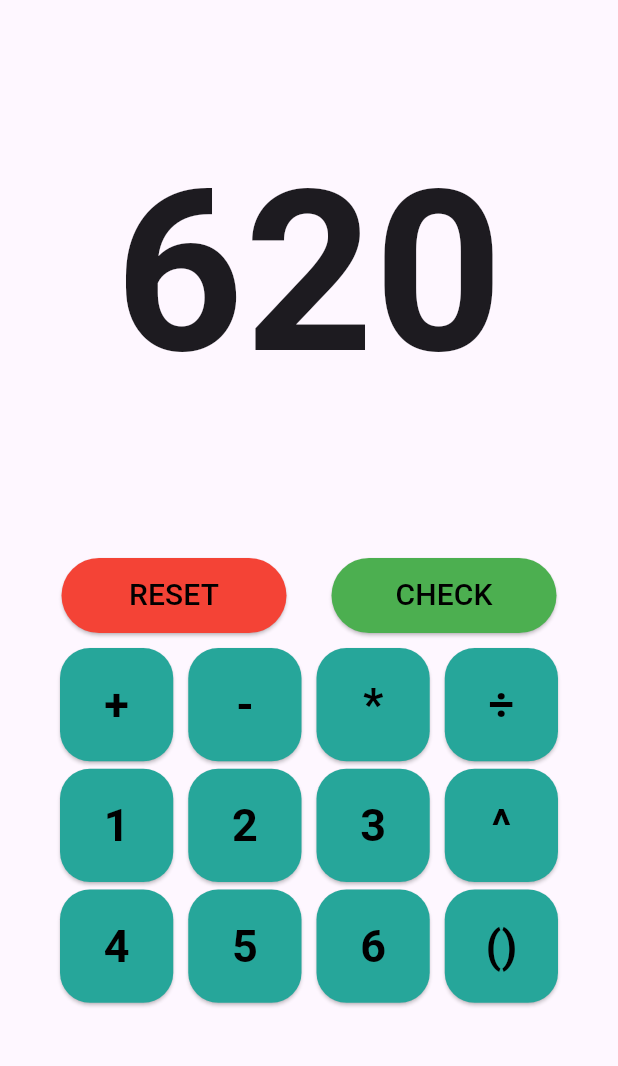
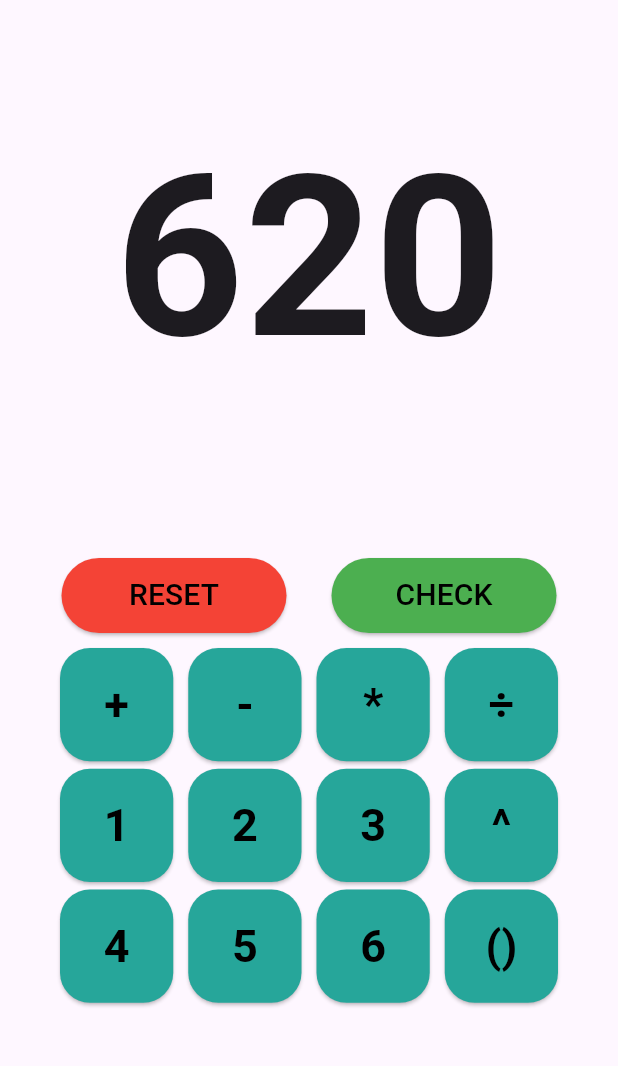
Before and after one commit to kywmania/number_plate_app, a Flutter app: the screen it shows after launch, after a tap on "CHECK", on a phone screen of 412 x 824 dp, the part 63-1129 px from its top. Run offline on Flutter 3.47's test engine with Material 3 defaults, Android fonts, the phone set to English and light mode, and no system bars; missing offline and left inert: expressions.

Commit message:
Fix: 잘못된 수식이면 발생하는 오류 예외처리 완료

```diff
--- a/lib/game_play_page.dart
+++ b/lib/game_play_page.dart
@@ -54,14 +54,10 @@ class _GamePlayPageState extends State<GamePlayPage> {
                       expression.clear();
                     });
                   },
-                  child: Text('RESET',
-                    style: TextStyle(
-                      fontSize: 20
-                    ),
-                  ),
+                  child: Text('RESET', style: TextStyle(fontSize: 20)),
                 ),
               ),
-              SizedBox(width: 30,),
+              SizedBox(width: 30),
               Container(
                 width: 150,
                 height: 50,
@@ -72,23 +68,24 @@ class _GamePlayPageState extends State<GamePlayPage> {
                   ),
                   onPressed: () {
                     String expressionString = expression.join('');
+                    var result = 0;
+                    try{
                     Expression exp = Expression.parse(expressionString);
+
                     final evaluator = const ExpressionEvaluator();
-                    var result = evaluator.eval(exp, {});
-                    if(result == targetNumber){
+                    result = evaluator.eval(exp, {});
+                    }catch(e){0;}
+
+                    if (result == targetNumber) {
                       print('정답');
                     }
                   },
-                  child: Text('CHECK',
-                    style: TextStyle(
-                      fontSize: 20,
-                    ),
-                  ),
+                  child: Text('CHECK', style: TextStyle(fontSize: 20)),
                 ),
               ),
             ],
           ),
-          SizedBox(height: 10,),
+          SizedBox(height: 10),
           keyPads(),
         ],
       ),
@@ -97,8 +94,7 @@ class _GamePlayPageState extends State<GamePlayPage> {
 
   Widget numberPlate() {
     return Container(
-      margin: EdgeInsets.all(30),
-      padding: EdgeInsets.all(30),
+      padding: EdgeInsets.only(top: 50),
       alignment: Alignment.center,
       width: double.infinity,
       child: Text(
@@ -129,9 +125,11 @@ class _GamePlayPageState extends State<GamePlayPage> {
           arr.length,
           (i) => ElevatedButton(
             style: ElevatedButton.styleFrom(
-              backgroundColor: !usedNumbers.contains(arr[i])
-                ? Colors.teal[400]
-                : Colors.grey,
+              // 사용한 버튼 색 변경
+              backgroundColor:
+                  !usedNumbers.contains(arr[i])
+                      ? Colors.teal[400]
+                      : Colors.grey,
 
               foregroundColor: Colors.black,
               shape: RoundedRectangleBorder(
```
